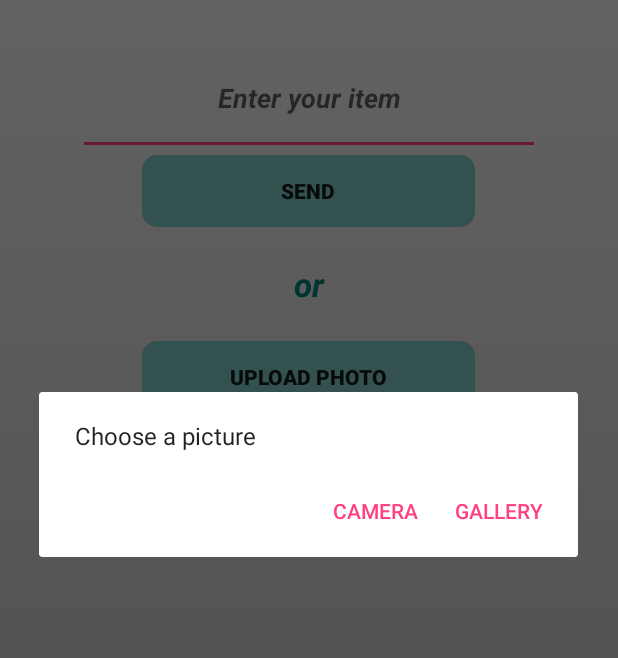
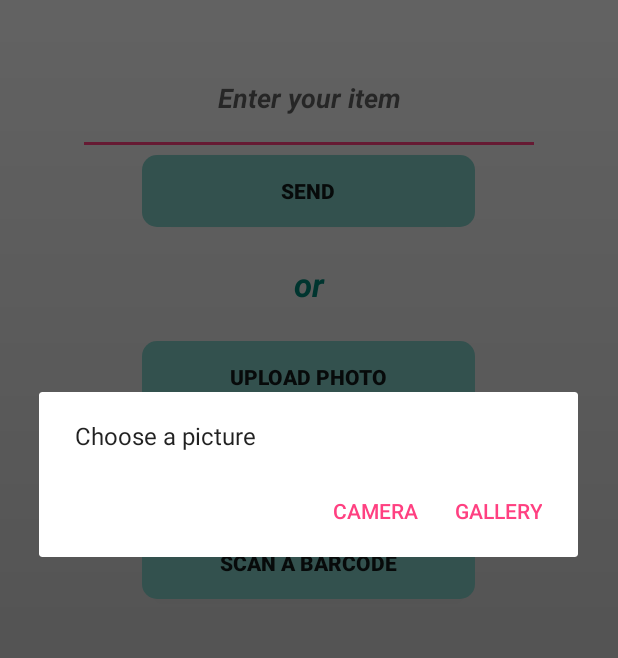
Before and after one commit to julytn/HappySort, an Android app: the screen it shows after launch (MainActivity), after a tap on "UPLOAD PHOTO", on a phone screen of 412 x 824 dp, the part 143-801 px from its top. Run offline under Robolectric (Android 15) with nearby library versions, the phone set to English and light mode, and no system bars; libraries missing offline, so code that uses them is left out: com.firebase.client, com.google.api.client, com.google.api.services.

Commit message:
more-changes

````diff
--- a/app/build.gradle
+++ b/app/build.gradle
@@ -45,6 +45,7 @@ dependencies {
     compile ('com.google.http-client:google-http-client-gson:1.20.0') {
         exclude module: 'httpclient'
     }
+    compile 'com.google.android.gms:play-services:9.4.0'
 //    compile files('libs/firebase-client-android-2.5.2.jar')
 
 }
--- a/app/src/main/java/com/example/zoe/happysort/DisplayMessageActivity.java
+++ b/app/src/main/java/com/example/zoe/happysort/DisplayMessageActivity.java
@@ -4,6 +4,7 @@ import android.content.Intent;
 import android.graphics.Bitmap;
 import android.support.v7.app.AppCompatActivity;
 import android.os.Bundle;
+import android.text.Html;
 import android.view.ViewGroup;
 import android.widget.TextView;
 
@@ -18,11 +19,14 @@ public class DisplayMessageActivity extends AppCompatActivity {
         setContentView(R.layout.activity_display_message);
 
         Intent intent = getIntent();
+
         String message = intent.getStringExtra(MainActivity.EXTRA_MESSAGE);
         Bitmap image = intent.getParcelableExtra(MainActivity.EXTRA_IMAGE);
         TextView textView = new TextView(this);
         textView.setTextSize(18);
-        textView.setText(message);
+//        textView.setText(message);
+        textView.setText(Html.fromHtml(message));
+
 
 
         ViewGroup layout = (ViewGroup) findViewById(R.id.activity_display_message);
--- a/app/src/main/java/com/example/zoe/happysort/MainActivity.java
+++ b/app/src/main/java/com/example/zoe/happysort/MainActivity.java
@@ -94,27 +94,20 @@ public class MainActivity extends AppCompatActivity {
                             }
                         });
                 builder.create().show();
-                System.out.println("1234");
             }
         });
-        System.out.println("Outside the function");
-//        Intent intent = new Intent(this, DisplayMessageActivity.class);
-//        intent.putExtra(EXTRA_MESSAGE, newItem.getInstructions());
-//        intent.putExtra(EXTRA_IMAGE, mBitmap);
-//        startActivity(intent);
+
         mImageDetailsMain = (TextView) findViewById(R.id.image_details);
         mImageDetails = (TextView) findViewById(R.id.image_details2);
         mMainImage = (ImageView) findViewById(R.id.main_image2);
     }
 
     public void startGalleryChooser() {
-        System.out.println("Staritng gallery chooer");
         Intent intent = new Intent();
         intent.setType("image/*");
         intent.setAction(Intent.ACTION_GET_CONTENT);
         startActivityForResult(Intent.createChooser(intent, "Select a photo"),
                 GALLERY_IMAGE_REQUEST);
-        System.out.println("Dont");
     }
 
     public void startCamera() {
@@ -196,13 +189,7 @@ public class MainActivity extends AppCompatActivity {
 
     @Override
     protected void onActivityResult(int requestCode, int resultCode, Intent data) {
-//        if (requestCode == REQUEST_IMAGE_CAPTURE && resultCode == RESULT_OK) {
-//            Bundle extras = data.getExtras();
-////            System.out.println("2@222@");
-//            mBitmap = (Bitmap) extras.get("data");
-////            System.out.println("```~~");
 
-//        }
         System.out.println("!@#!@#!@#!@#!@#");
         if (requestCode == GALLERY_IMAGE_REQUEST && resultCode == RESULT_OK) {
             System.out.println("Gallery");
@@ -327,6 +314,7 @@ public class MainActivity extends AppCompatActivity {
                 intent.putExtra(EXTRA_IMAGE_DETAILS, result);
                 startActivity(intent);
                 findViewById(R.id.loadingPanel).setVisibility(View.GONE);
+                mImageDetailsMain.setText("");
 
             }
         }.execute();
--- a/app/src/main/res/layout/activity_main.xml
+++ b/app/src/main/res/layout/activity_main.xml
@@ -80,6 +80,37 @@
         android:typeface="normal"
         android:layout_gravity="center_horizontal" />
 
+    <GridLayout
+        android:layout_width="match_parent"
+        android:layout_height="76dp"
+        android:layout_gravity="right">
+
+        <TextView
+            android:layout_width="361dp"
+            android:layout_height="wrap_content"
+            android:textAppearance="?android:attr/textAppearanceLarge"
+            android:text="or"
+            android:id="@+id/textView"
+            android:layout_row="2"
+            android:layout_column="9"
+            android:layout_gravity="center"
+            android:gravity="center_vertical|center_horizontal"
+            android:textColor="@color/accent_material_light"
+            android:textStyle="bold|italic" />
+    </GridLayout>
+
+    <Button
+        android:text="Scan a barcode"
+        android:id="@+id/barcodeCapture"
+        android:layout_width="222dp"
+        android:layout_height="wrap_content"
+        android:onClick="sendPhoto"
+        android:textStyle="bold"
+        android:background="@drawable/button"
+        android:typeface="normal"
+        android:layout_gravity="center_horizontal" />
+
+
     <TextView
         android:layout_width="match_parent"
         android:id="@+id/image_details"
````
